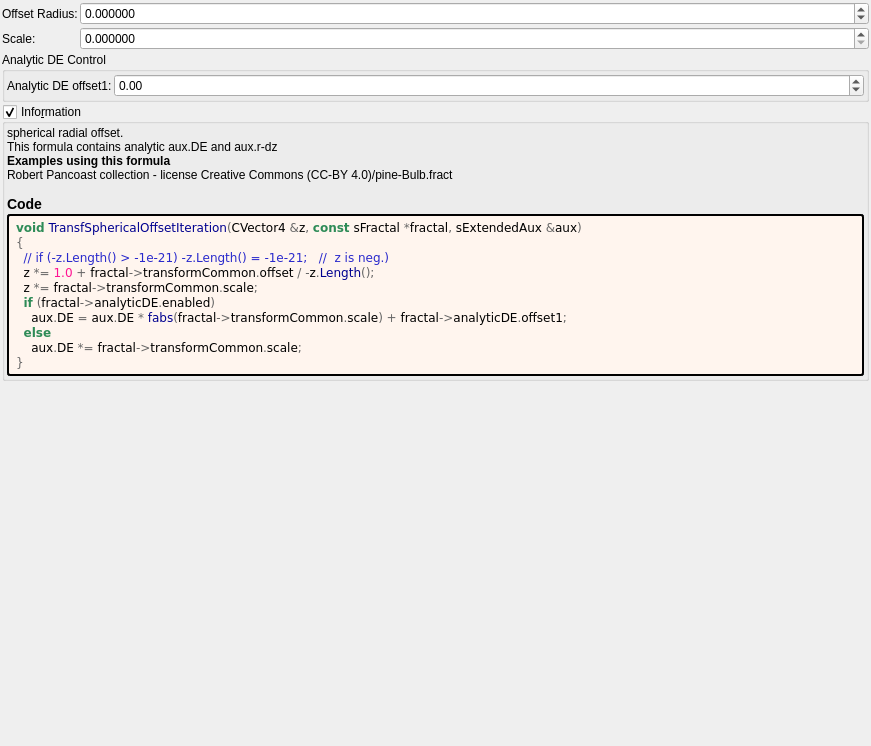
Before: the Qt Designer form mandelbulber2/formula/ui/transf_spherical_offset.ui in buddhi1980/mandelbulber2, drawn with Qt 5.
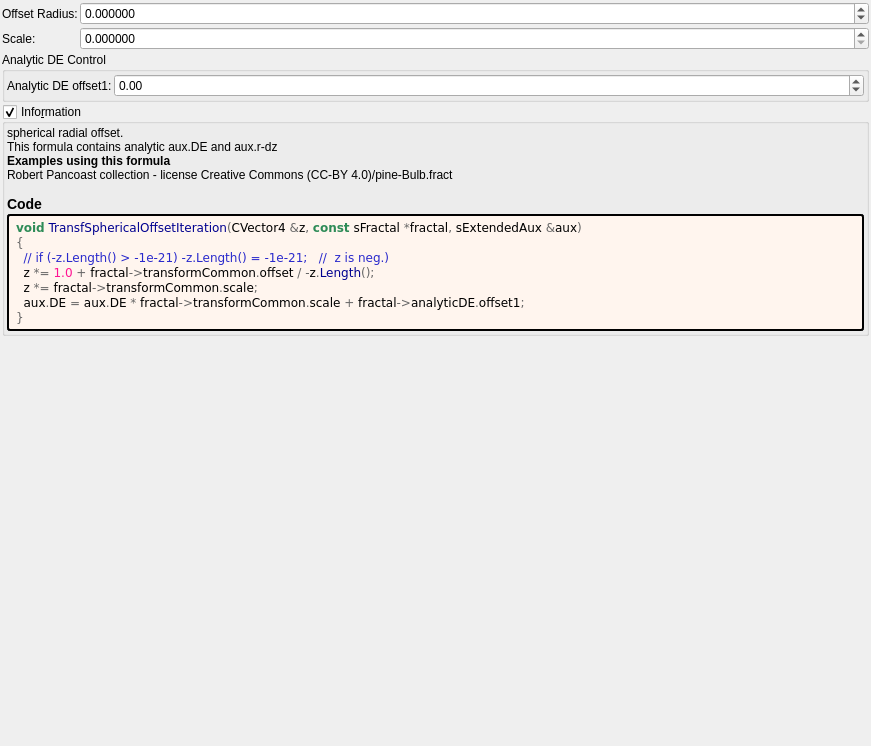
After: the same form once the commit is applied. Custom widgets are drawn as their Qt base class.

Commit message:
source code format - fractal_formulas.cpp and formula opencl/ui
- fixed UTF8-BOM on fractal_formulas.cpp file
- formatted fractal_formulas.cpp
- updated formula opencl and ui files

The edit to the form file:
```diff
--- a/mandelbulber2/formula/ui/transf_spherical_offset.ui
+++ b/mandelbulber2/formula/ui/transf_spherical_offset.ui
@@ -226,10 +226,7 @@
   &lt;span style=&quot;color:#2929cc&quot;&gt;// if (-z.Length() &amp;gt; -1e-21) -z.Length() = -1e-21;   //  z is neg.)&lt;/span&gt;
   z &lt;span style=&quot;color:#676767&quot;&gt;*=&lt;/span&gt; &lt;span style=&quot;color:#ff1493&quot;&gt;1.0&lt;/span&gt; &lt;span style=&quot;color:#676767&quot;&gt;+&lt;/span&gt; fractal&lt;span style=&quot;color:#676767&quot;&gt;-&amp;gt;&lt;/span&gt;transformCommon&lt;span style=&quot;color:#676767&quot;&gt;.&lt;/span&gt;offset &lt;span style=&quot;color:#676767&quot;&gt;/ -&lt;/span&gt;z&lt;span style=&quot;color:#676767&quot;&gt;.&lt;/span&gt;&lt;span style=&quot;color:#00008f&quot;&gt;Length&lt;/span&gt;&lt;span style=&quot;color:#676767&quot;&gt;();&lt;/span&gt;
   z &lt;span style=&quot;color:#676767&quot;&gt;*=&lt;/span&gt; fractal&lt;span style=&quot;color:#676767&quot;&gt;-&amp;gt;&lt;/span&gt;transformCommon&lt;span style=&quot;color:#676767&quot;&gt;.&lt;/span&gt;scale&lt;span style=&quot;color:#676767&quot;&gt;;&lt;/span&gt;
-  &lt;span style=&quot;color:#2e8b57; font-weight:bold&quot;&gt;if&lt;/span&gt; &lt;span style=&quot;color:#676767&quot;&gt;(&lt;/span&gt;fractal&lt;span style=&quot;color:#676767&quot;&gt;-&amp;gt;&lt;/span&gt;analyticDE&lt;span style=&quot;color:#676767&quot;&gt;.&lt;/span&gt;enabled&lt;span style=&quot;color:#676767&quot;&gt;)&lt;/span&gt;
-    aux&lt;span style=&quot;color:#676767&quot;&gt;.&lt;/span&gt;DE &lt;span style=&quot;color:#676767&quot;&gt;=&lt;/span&gt; aux&lt;span style=&quot;color:#676767&quot;&gt;.&lt;/span&gt;DE &lt;span style=&quot;color:#676767&quot;&gt;*&lt;/span&gt; &lt;span style=&quot;color:#00008f&quot;&gt;fabs&lt;/span&gt;&lt;span style=&quot;color:#676767&quot;&gt;(&lt;/span&gt;fractal&lt;span style=&quot;color:#676767&quot;&gt;-&amp;gt;&lt;/span&gt;transformCommon&lt;span style=&quot;color:#676767&quot;&gt;.&lt;/span&gt;scale&lt;span style=&quot;color:#676767&quot;&gt;) +&lt;/span&gt; fractal&lt;span style=&quot;color:#676767&quot;&gt;-&amp;gt;&lt;/span&gt;analyticDE&lt;span style=&quot;color:#676767&quot;&gt;.&lt;/span&gt;offset1&lt;span style=&quot;color:#676767&quot;&gt;;&lt;/span&gt;
-  &lt;span style=&quot;color:#2e8b57; font-weight:bold&quot;&gt;else&lt;/span&gt;
-    aux&lt;span style=&quot;color:#676767&quot;&gt;.&lt;/span&gt;DE &lt;span style=&quot;color:#676767&quot;&gt;*=&lt;/span&gt; fractal&lt;span style=&quot;color:#676767&quot;&gt;-&amp;gt;&lt;/span&gt;transformCommon&lt;span style=&quot;color:#676767&quot;&gt;.&lt;/span&gt;scale&lt;span style=&quot;color:#676767&quot;&gt;;&lt;/span&gt;
+  aux&lt;span style=&quot;color:#676767&quot;&gt;.&lt;/span&gt;DE &lt;span style=&quot;color:#676767&quot;&gt;=&lt;/span&gt; aux&lt;span style=&quot;color:#676767&quot;&gt;.&lt;/span&gt;DE &lt;span style=&quot;color:#676767&quot;&gt;*&lt;/span&gt; fractal&lt;span style=&quot;color:#676767&quot;&gt;-&amp;gt;&lt;/span&gt;transformCommon&lt;span style=&quot;color:#676767&quot;&gt;.&lt;/span&gt;scale &lt;span style=&quot;color:#676767&quot;&gt;+&lt;/span&gt; fractal&lt;span style=&quot;color:#676767&quot;&gt;-&amp;gt;&lt;/span&gt;analyticDE&lt;span style=&quot;color:#676767&quot;&gt;.&lt;/span&gt;offset1&lt;span style=&quot;color:#676767&quot;&gt;;&lt;/span&gt;
 &lt;span style=&quot;color:#676767&quot;&gt;}&lt;/span&gt;
 &lt;/pre&gt;
 &lt;/body&gt;</string>
```
Left out of the diff: 2 changed lines with no effect on the pictures. The commit also changes 104 other files.
